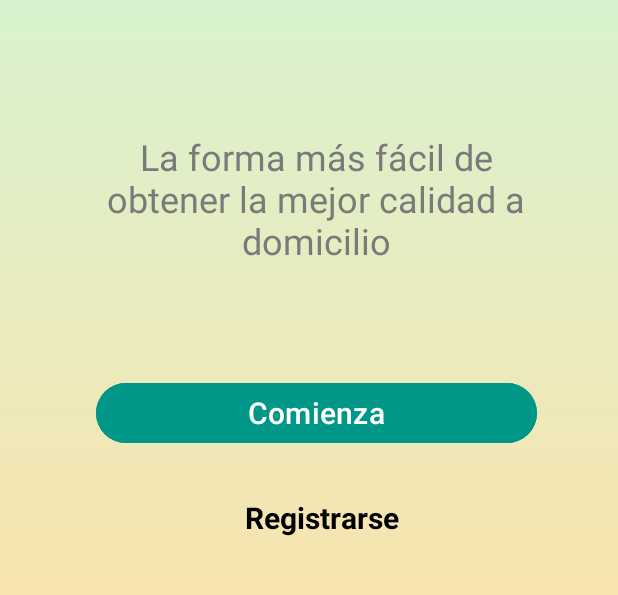
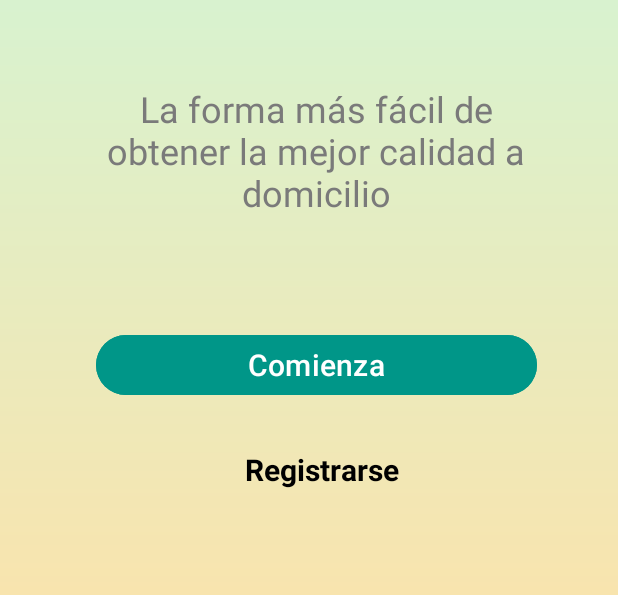
Before and after one commit to hectorvcode/fruver_porvenir, an Android app: the screen it shows after launch (HomeActivity), on a phone screen of 412 x 824 dp, the part 516-1111 px from its top. Run offline under Robolectric (Android 15) with nearby library versions, the phone set to English and light mode, and no system bars.

Commit message:
Modified cart, home and strings

```diff
--- a/app/src/main/res/layout/activity_cart.xml
+++ b/app/src/main/res/layout/activity_cart.xml
@@ -118,7 +118,7 @@
         android:layout_height="48dp"
         android:layout_marginTop="68dp"
         android:backgroundTint="@color/green_mint"
-        android:text="@string/comienza"
+        android:text="@string/pagar"
         android:textSize="20sp"
         app:layout_constraintEnd_toEndOf="parent"
         app:layout_constraintHorizontal_bias="0.495"
--- a/app/src/main/res/layout/activity_home.xml
+++ b/app/src/main/res/layout/activity_home.xml
@@ -36,13 +36,13 @@
         android:id="@+id/tv_fruver_slogan"
         android:layout_width="295dp"
         android:layout_height="95dp"
-        android:layout_marginTop="88dp"
+        android:layout_marginTop="56dp"
         android:text="@string/fruver_slogan"
         android:textAlignment="center"
         android:textColor="@color/gray"
         android:textSize="24sp"
         app:layout_constraintEnd_toEndOf="parent"
-        app:layout_constraintHorizontal_bias="0.54"
+        app:layout_constraintHorizontal_bias="0.543"
         app:layout_constraintStart_toStartOf="parent"
         app:layout_constraintTop_toBottomOf="@+id/tv_fruver_porvenir" />
 
--- a/app/src/main/res/values/strings.xml
+++ b/app/src/main/res/values/strings.xml
@@ -50,4 +50,5 @@
     <string name="minus">--</string>
     <string name="dos">2</string>
     <string name="tomatoe">Tomatoe</string>
+    <string name="pagar">Pagar</string>
 </resources>
```
